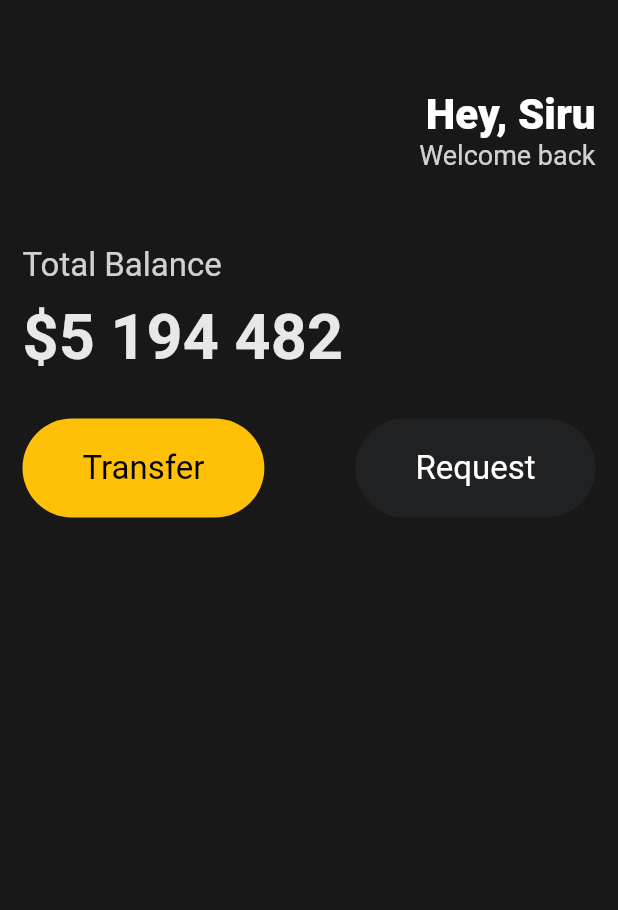
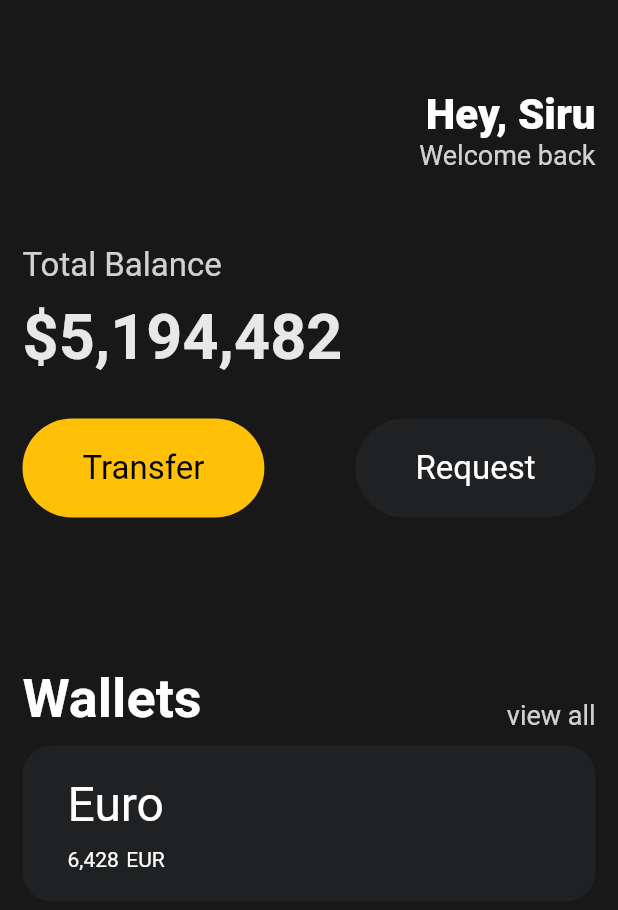
Before and after one commit to mwao/toonflix, a Flutter app: the screen it shows after launch, on a phone screen of 412 x 824 dp. Shown: the top 910 px of the screen. Run offline on Flutter 3.47's test engine with Material 2 defaults, Android fonts, the phone set to English and light mode, and no system bars.

Commit message:
create card

```diff
--- a/lib/main.dart
+++ b/lib/main.dart
@@ -83,7 +83,7 @@ class App extends StatelessWidget {
                     height: 10,
                   ),
                   Text(
-                    '\$5 194 482',
+                    '\$5,194,482',
                     style: TextStyle(
                       color: Colors.white.withOpacity(0.9),
                       fontSize: 42,
@@ -115,7 +115,73 @@ class App extends StatelessWidget {
                         ),
                       ),
                     ],
-                  )
+                  ),
+                  const SizedBox(
+                    height: 100,
+                  ),
+                  Row(
+                    mainAxisAlignment: MainAxisAlignment
+                        .spaceBetween, //row의 메인은 가로축 , cross는 세로축
+                    crossAxisAlignment: CrossAxisAlignment.end,
+                    children: [
+                      const Text(
+                        'Wallets',
+                        style: TextStyle(
+                            color: Colors.white,
+                            fontWeight: FontWeight.w600,
+                            fontSize: 36),
+                      ),
+                      Text(
+                        'view all',
+                        style: TextStyle(
+                          color: Colors.white.withOpacity(0.8),
+                          fontSize: 18,
+                        ),
+                      )
+                    ],
+                  ),
+                  const SizedBox(
+                    height: 10,
+                  ),
+                  Container(
+                      decoration: BoxDecoration(
+                        color: const Color(0xFF1F2123),
+                        borderRadius: BorderRadius.circular(20),
+                      ),
+                      child: Padding(
+                        padding: const EdgeInsets.symmetric(
+                            vertical: 20, horizontal: 30),
+                        child: Row(
+                          children: [
+                            Column(
+                              crossAxisAlignment: CrossAxisAlignment.start,
+                              children: [
+                                const Text(
+                                  'Euro',
+                                  style: TextStyle(
+                                    color: Colors.white,
+                                    fontSize: 32,
+                                  ),
+                                ),
+                                const SizedBox(
+                                  height: 10,
+                                ),
+                                Row(
+                                  children: const [
+                                    Text('6,428',
+                                        style: TextStyle(color: Colors.white)),
+                                    SizedBox(
+                                      width: 5,
+                                    ),
+                                    Text('EUR',
+                                        style: TextStyle(color: Colors.white))
+                                  ],
+                                )
+                              ],
+                            )
+                          ],
+                        ),
+                      ))
                 ],
               ))),
     );
```
